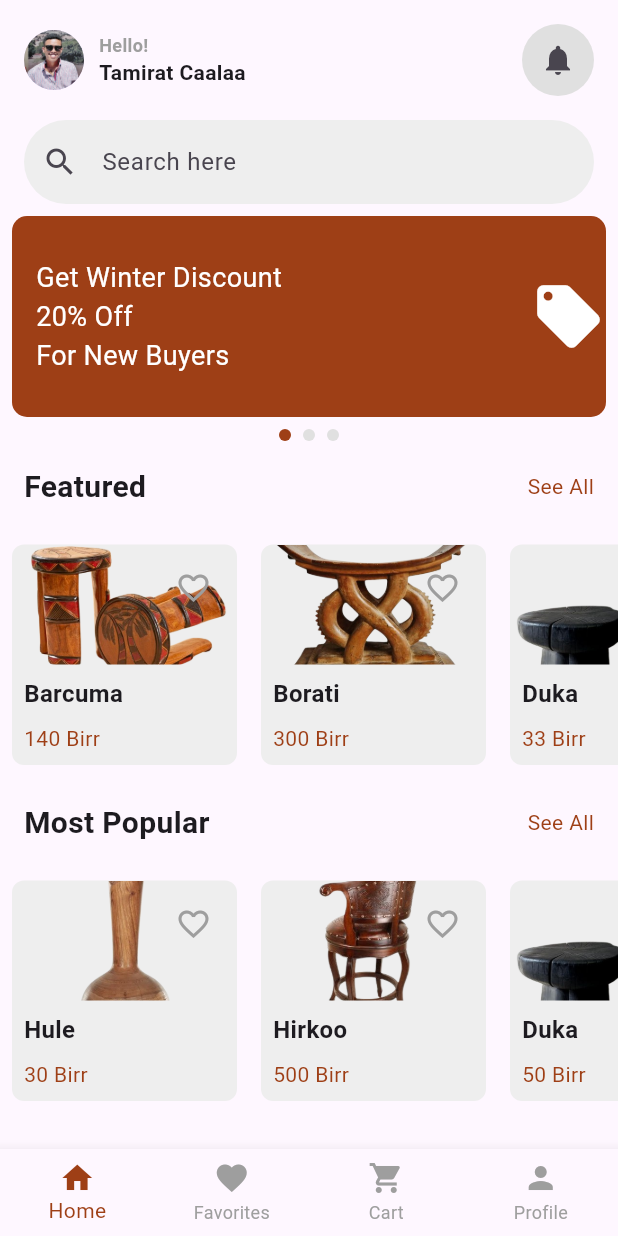
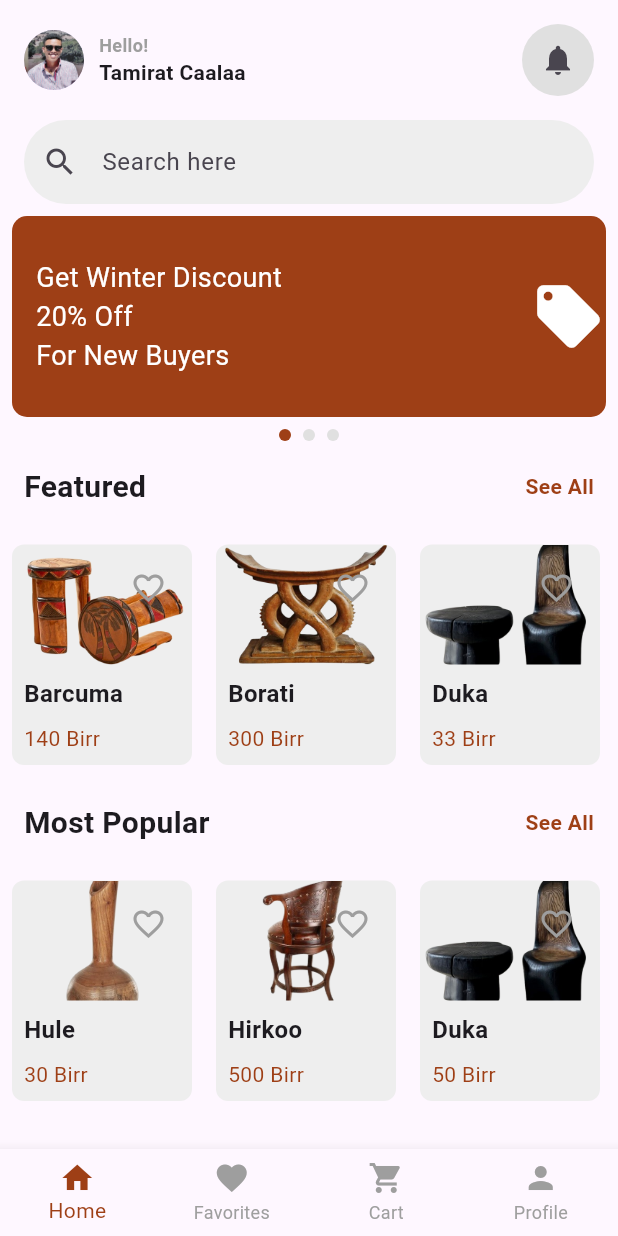
Before and after one commit to Firuol/Jcraft, a Flutter app: the screen it shows after launch, on a phone screen of 412 x 824 dp. Run offline on Flutter 3.47's test engine with Material 3 defaults, Android fonts, the phone set to English and light mode, and no system bars.

Commit message:
done for today

```diff
--- a/jcraft/lib/main.dart
+++ b/jcraft/lib/main.dart
@@ -239,6 +239,7 @@ class _HomeContentState extends State<HomeContent> {
                   style: TextStyle(
                     color: Color.fromRGBO(158, 63, 22, 1.0),
                     fontSize: 14.0,
+                    fontWeight: FontWeight.bold,
                   ),
                 ),
               ],
@@ -273,6 +274,7 @@ class _HomeContentState extends State<HomeContent> {
                   style: TextStyle(
                     color: Color.fromRGBO(158, 63, 22, 1.0),
                     fontSize: 14.0,
+                    fontWeight: FontWeight.bold,
                   ),
                 ),
               ],
@@ -341,7 +343,7 @@ class _FeaturedItemState extends State<FeaturedItem> {
   Widget build(BuildContext context) {
     return Container(
       margin: EdgeInsets.all(8.0),
-      width: 150.0,
+      width: 120.0,
       decoration: BoxDecoration(
         color: Colors.grey[200],
         borderRadius: BorderRadius.circular(8.0),
@@ -432,7 +434,7 @@ class _PopularItemState extends State<PopularItem> {
   Widget build(BuildContext context) {
     return Container(
       margin: EdgeInsets.all(8.0),
-      width: 150.0,
+      width: 120.0,
       decoration: BoxDecoration(
         color: Colors.grey[200],
         borderRadius: BorderRadius.circular(8.0),
```
